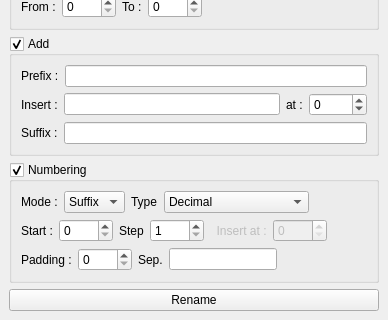
This is public/renamer/rl_renamer.ui in Zeplaro/rlMayaTools as Qt 5 draws it before an edit; both pictures show x 0 to 388 and y 571 to 891 of the 388 by 891 pixel window. The edited form follows.
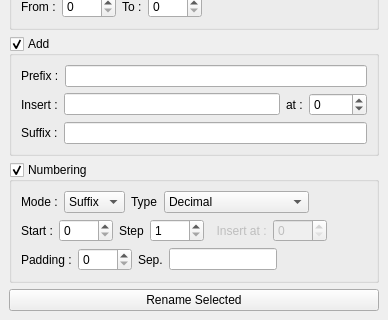
This is the edited form.

Commit message: Update rename button text

```diff
--- a/public/renamer/rl_renamer.ui
+++ b/public/renamer/rl_renamer.ui
@@ -612,7 +612,7 @@
     <item>
      <widget class="QPushButton" name="rename_button">
       <property name="text">
-       <string>Rename</string>
+       <string>Rename Selected</string>
       </property>
      </widget>
     </item>
```
